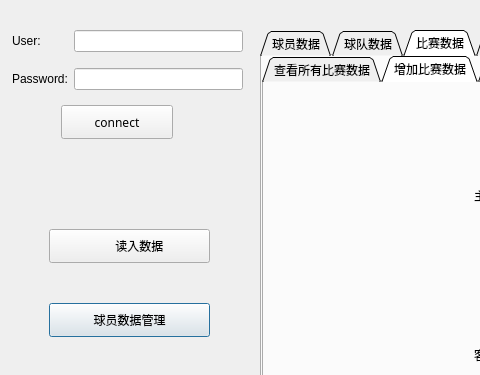
Above: venv/main.ui from pickerxxr/Database_project_5012 before the change; both pictures show x 0 to 480 and y 0 to 375 of the 1081 by 789 pixel window. Below: the same form after it.
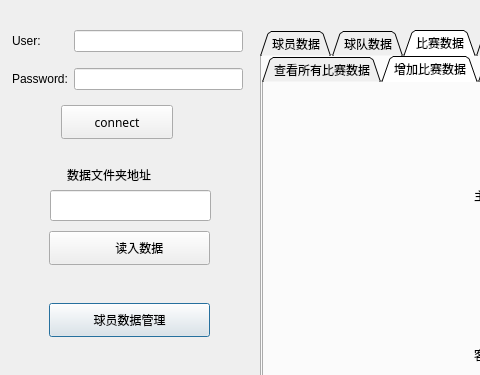
That is the form after the change. The open tabs and pages were chosen to show the change. Icons and pictures are not drawn.

The edit to the form file:
```diff
--- a/venv/main.ui
+++ b/venv/main.ui
@@ -157,7 +157,7 @@
    <property name="geometry">
     <rect>
      <x>49</x>
-     <y>229</y>
+     <y>231</y>
      <width>161</width>
      <height>34</height>
     </rect>
@@ -2221,6 +2221,29 @@
     </size>
    </property>
   </widget>
+  <widget class="QLineEdit" name="dir_input">
+   <property name="geometry">
+    <rect>
+     <x>50</x>
+     <y>190</y>
+     <width>161</width>
+     <height>31</height>
+    </rect>
+   </property>
+  </widget>
+  <widget class="QLabel" name="label_2">
+   <property name="geometry">
+    <rect>
+     <x>67</x>
+     <y>166</y>
+     <width>141</width>
+     <height>18</height>
+    </rect>
+   </property>
+   <property name="text">
+    <string>数据文件夹地址</string>
+   </property>
+  </widget>
  </widget>
  <resources>
   <include location="icons.qrc"/>
```
Left out of the diff: 20 changed lines with no effect on the pictures.
